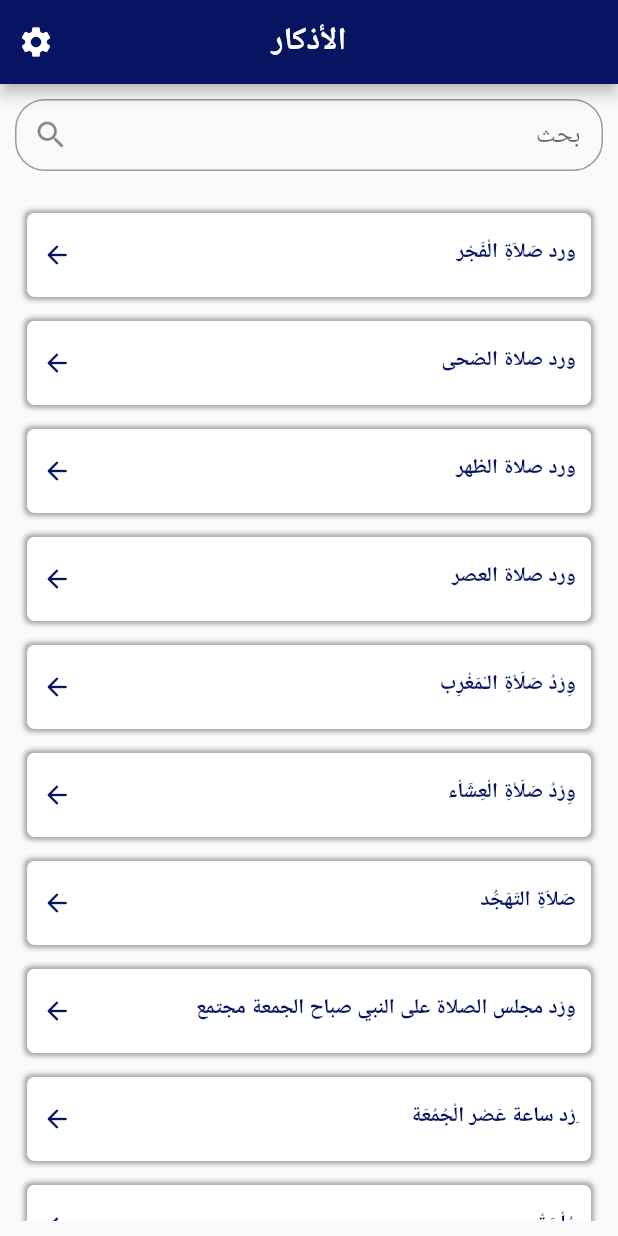
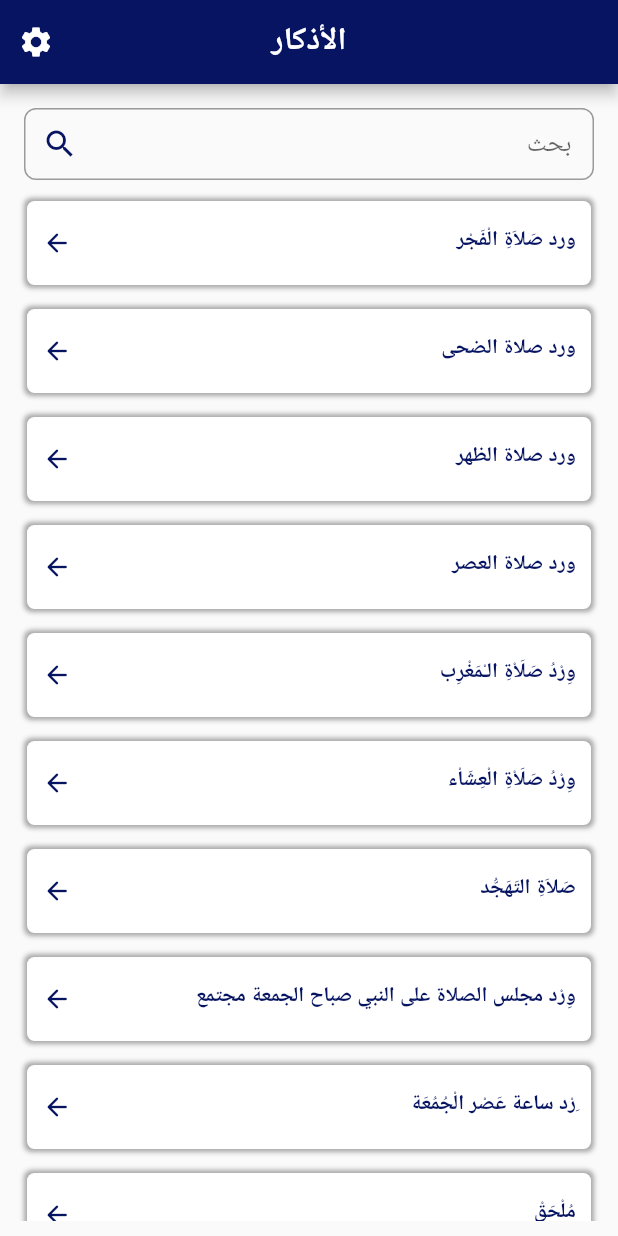
Before and after one commit to itzadnantech/wird_book_old, a Flutter app: the screen it shows after launch, on a phone screen of 412 x 824 dp. Run offline on Flutter 3.47's test engine with Material 2 defaults, Android fonts, the phone set to English and light mode, and no system bars; our stand-ins replace audio_video_progress_bar, just_audio, shared_preferences.

Commit message:
commit : 1

```diff
--- a/lib/config/fontSize.dart
+++ b/lib/config.dart
@@ -1,7 +1,11 @@
 library globals;
 
+///About to font size
 double fontSize_min = 14.0;
 double fontSize_max = 20.0;
 int fontSize_devisions = 320;
 double scale = 1.0;
 double prevScale = 1.0;
+
+///App Colors
+int colorPrimary = 0xff061461;
--- a/lib/main.dart
+++ b/lib/main.dart
@@ -5,6 +5,7 @@ import 'package:wird_book/pages/setting_page.dart';
 import 'package:flutter_localizations/flutter_localizations.dart';
 import 'package:provider/provider.dart';
 import 'localization/language_constants.dart';
+import 'package:wird_book/config.dart' as config;
 
 void main() => runApp(
       MultiProvider(
@@ -50,8 +51,8 @@ class _MyAppState extends State<MyApp> {
       return Container(
         child: Center(
           child: CircularProgressIndicator(
-              valueColor: AlwaysStoppedAnimation<Color>(
-                  Color.fromARGB(255, 6, 20, 97))),
+              valueColor:
+                  AlwaysStoppedAnimation<Color>(Color(config.colorPrimary))),
         ),
       );
     } else {
@@ -59,7 +60,7 @@ class _MyAppState extends State<MyApp> {
         debugShowCheckedModeBanner: false,
         title: "Wird Book App",
         theme: ThemeData(
-          primaryColor: Color.fromARGB(255, 6, 20, 97),
+          primaryColor: Color(config.colorPrimary),
         ),
         locale: _locale,
         supportedLocales: [
--- a/lib/pages/athkars_page.dart
+++ b/lib/pages/athkars_page.dart
@@ -2,6 +2,7 @@ import 'package:flutter/material.dart';
 import 'package:wird_book/classes/language.dart';
 import 'package:wird_book/localization/language_constants.dart';
 import 'package:wird_book/main.dart';
+import 'package:wird_book/config.dart' as config;
 import 'package:wird_book/pages/all_wird_sub_cat_page.dart';
 import 'package:wird_book/router/route_constants.dart';
 import 'package:wird_book/widget/search_widget.dart';
@@ -10,7 +11,6 @@ import 'package:wird_book/model/wird_category.dart';
 import 'package:wird_book/pages/setting_page.dart';
 import 'package:provider/provider.dart';
 import 'package:shared_preferences/shared_preferences.dart';
-import 'package:wird_book/config/fontSize.dart' as GlobalFont;
 
 class AthkarsPage extends StatefulWidget {
   const AthkarsPage({Key key}) : super(key: key);
@@ -24,30 +24,30 @@ class _AthkarsPageState extends State<AthkarsPage> {
 
   List<Wird_Category> list_wird_category;
   String query = '';
-  double _value = GlobalFont.fontSize_min;
-  double _prevScale = GlobalFont.prevScale;
-  double _scale = GlobalFont.scale;
+  double _value = config.fontSize_min;
+  double _prevScale = config.prevScale;
+  double _scale = config.scale;
 
   @override
   void initState() {
     super.initState();
     fontSize();
     list_wird_category = all_wird_cats;
-    _scale = GlobalFont.scale;
-    _prevScale = GlobalFont.prevScale;
+    _scale = config.scale;
+    _prevScale = config.prevScale;
   }
 
   void init() async {
     SharedPreferences prefs = await SharedPreferences.getInstance();
     setState(() {
-      _value = prefs.getDouble('value') ?? GlobalFont.fontSize_min;
+      _value = prefs.getDouble('value') ?? config.fontSize_min;
       _value = _value * _scale;
-      if (_value > GlobalFont.fontSize_max) {
-        _value = GlobalFont.fontSize_max;
+      if (_value > config.fontSize_max) {
+        _value = config.fontSize_max;
       }
 
-      if (_value < GlobalFont.fontSize_min) {
-        _value = GlobalFont.fontSize_min;
+      if (_value < config.fontSize_min) {
+        _value = config.fontSize_min;
       }
       // prefs.setDouble('value', _value);
     });
@@ -73,7 +73,7 @@ class _AthkarsPageState extends State<AthkarsPage> {
       },
       child: Scaffold(
         appBar: AppBar(
-          backgroundColor: Color.fromARGB(255, 6, 20, 97),
+          backgroundColor: Color(config.colorPrimary),
           centerTitle: true,
           title: Text(getTranslated(context, 'homePage')),
           actions: <Widget>[
@@ -88,23 +88,25 @@ class _AthkarsPageState extends State<AthkarsPage> {
           padding: const EdgeInsets.all(10),
           child: Column(
             children: [
-              TextField(
+              Container(
+                margin: EdgeInsets.all(6),
+                child: TextField(
                   onChanged: searchWirdCategory,
                   decoration: InputDecoration(
                     contentPadding: const EdgeInsets.symmetric(
                         vertical: 10.0, horizontal: 15),
                     hintText: getTranslated(context, 'search'),
-                  suffixIcon: const Icon(Icons.search),
+                    suffixIcon: Icon(
+                      Icons.search,
+                      color: Color(config.colorPrimary),
+                    ),
                     // prefix: Icon(Icons.search),
                     border: OutlineInputBorder(
-                    borderRadius: BorderRadius.circular(20.0),
-                    borderSide: const BorderSide(
-                        color: Color.fromARGB(255, 6, 20, 97), width: 4.0),
+                      borderRadius: BorderRadius.circular(8),
+                      borderSide: BorderSide(color: Color(config.colorPrimary)),
                     ),
                   ),
                 ),
-              const SizedBox(
-                height: 20,
               ),
               Expanded(
                 child: ListView.builder(
@@ -153,13 +155,13 @@ class _AthkarsPageState extends State<AthkarsPage> {
                 // fontSize: Provider.of<FontSizeController>(context, listen: true)
                 //     .value,
                 fontSize: fontSize(),
-                color: Color.fromARGB(255, 6, 20, 97),
+                color: Color(config.colorPrimary),
                 fontWeight: FontWeight.w600),
           ),
           // leading: test(single_wird_category.wird_cat_id, context),
-          trailing: const Icon(
+          trailing: Icon(
             Icons.arrow_forward_rounded,
-            color: Color.fromARGB(255, 6, 20, 97),
+            color: Color(config.colorPrimary),
             size: 20,
           ),
           onTap: () {
```
Also changed, not shown: lib/pages/all_wird_sub_cat_page.dart (+14 -14 lines), lib/pages/all_wirds_page.dart (+17 -17 lines), lib/pages/setting_page.dart (+39 -39 lines), 1 other file. Lines whose indentation alone changed are shown as unchanged.
